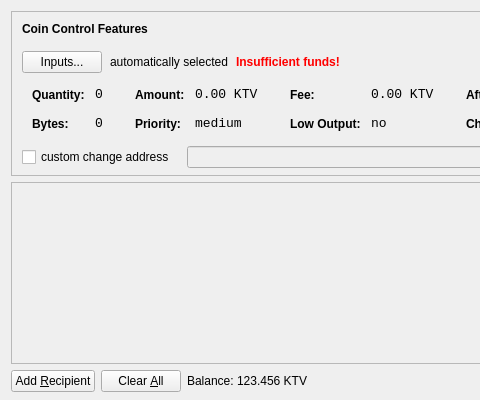
Before: the Qt Designer form src/qt/forms/sendcoinsdialog.ui in kmushi-coin/kmushicoin-source, drawn with Qt 5; both pictures show x 0 to 480 and y 0 to 400 of the 850 by 400 pixel window.
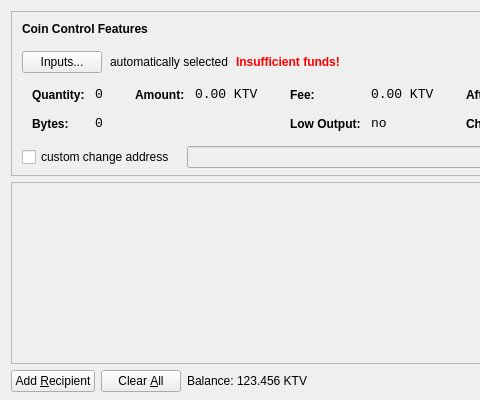
After: the same form once the commit is applied. Icons and pictures are not drawn.

Diff of the .ui file:
```diff
--- a/src/qt/forms/sendcoinsdialog.ui
+++ b/src/qt/forms/sendcoinsdialog.ui
@@ -321,39 +321,7 @@
                   <enum>Qt::ActionsContextMenu</enum>
                  </property>
                  <property name="text">
-                  <string>0.00 KTV</string>
-                 </property>
-                 <property name="textInteractionFlags">
-                  <set>Qt::LinksAccessibleByMouse|Qt::TextSelectableByKeyboard|Qt::TextSelectableByMouse</set>
-                 </property>
-                </widget>
-               </item>
-               <item row="1" column="0">
-                <widget class="QLabel" name="labelCoinControlPriorityText">
-                 <property name="styleSheet">
-                  <string notr="true">font-weight:bold;</string>
-                 </property>
-                 <property name="text">
-                  <string>Priority:</string>
-                 </property>
-                </widget>
-               </item>
-               <item row="1" column="1">
-                <widget class="QLabel" name="labelCoinControlPriority">
-                 <property name="font">
-                  <font>
-                   <family>Monospace</family>
-                   <pointsize>10</pointsize>
-                  </font>
-                 </property>
-                 <property name="cursor">
-                  <cursorShape>IBeamCursor</cursorShape>
-                 </property>
-                 <property name="contextMenuPolicy">
-                  <enum>Qt::ActionsContextMenu</enum>
-                 </property>
-                 <property name="text">
-                  <string>medium</string>
+                  <string notr="true">0.00 KTV</string>
                  </property>
                  <property name="textInteractionFlags">
                   <set>Qt::LinksAccessibleByMouse|Qt::TextSelectableByKeyboard|Qt::TextSelectableByMouse</set>
```
Left out of the diff: 16 changed lines with no effect on the pictures.
